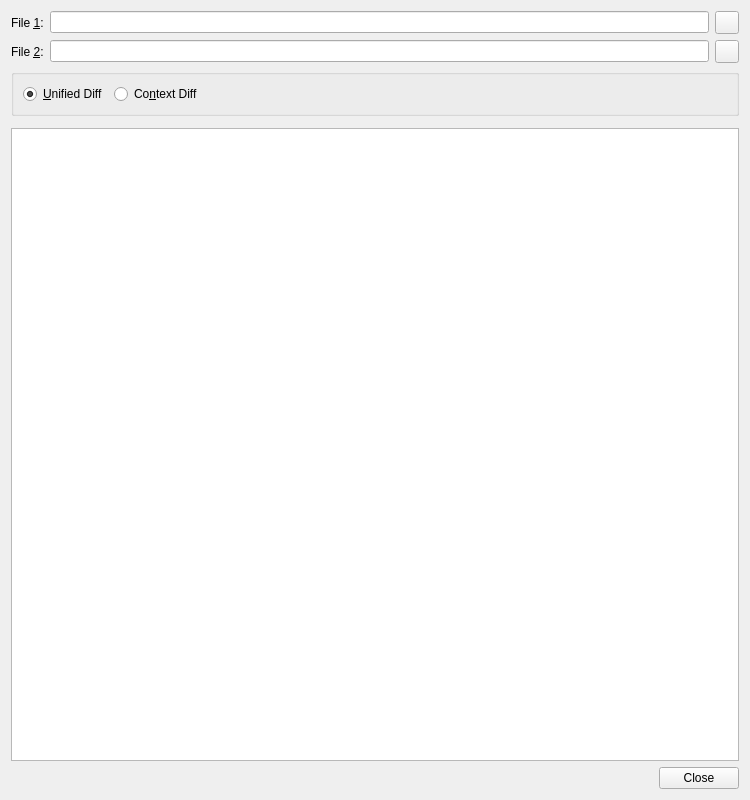
Old version of the form UI/DiffDialog.ui in the repository testmana2/test.
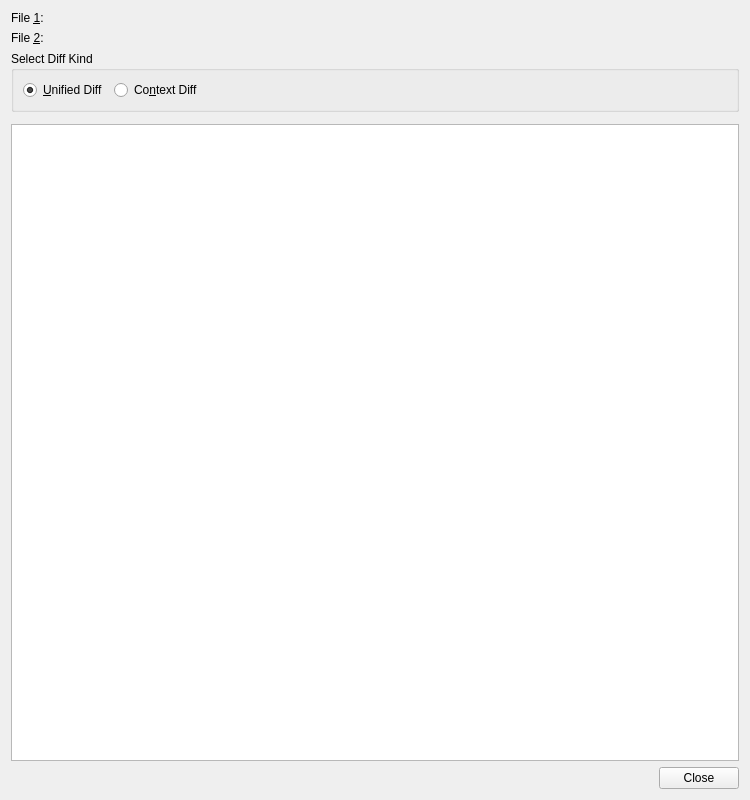
New version of the form. Custom widgets are drawn as their Qt base class.

Commit message: Modified more dialogs to use the path picker widgets.

```diff
--- a/UI/DiffDialog.ui
+++ b/UI/DiffDialog.ui
@@ -13,67 +13,71 @@
   <property name="windowTitle">
    <string>File Differences</string>
   </property>
-  <layout class="QVBoxLayout">
+  <layout class="QVBoxLayout" name="verticalLayout">
    <item>
-    <layout class="QHBoxLayout">
+    <layout class="QHBoxLayout" name="horizontalLayout_2">
      <item>
       <widget class="QLabel" name="textLabel1">
        <property name="text">
         <string>File &amp;1:</string>
        </property>
        <property name="buddy">
-        <cstring>file1Edit</cstring>
+        <cstring>file1Picker</cstring>
        </property>
       </widget>
      </item>
      <item>
-      <widget class="QLineEdit" name="file1Edit">
+      <widget class="E5PathPicker" name="file1Picker" native="true">
+       <property name="sizePolicy">
+        <sizepolicy hsizetype="Expanding" vsizetype="Preferred">
+         <horstretch>0</horstretch>
+         <verstretch>0</verstretch>
+        </sizepolicy>
+       </property>
+       <property name="focusPolicy">
+        <enum>Qt::StrongFocus</enum>
+       </property>
        <property name="toolTip">
         <string>Enter the name of the first file</string>
        </property>
       </widget>
      </item>
-     <item>
-      <widget class="QToolButton" name="file1Button">
-       <property name="toolTip">
-        <string>Press to select the file via a file selection dialog</string>
-       </property>
-      </widget>
-     </item>
     </layout>
    </item>
    <item>
-    <layout class="QHBoxLayout">
+    <layout class="QHBoxLayout" name="horizontalLayout">
      <item>
       <widget class="QLabel" name="textLabel2">
        <property name="text">
         <string>File &amp;2:</string>
        </property>
        <property name="buddy">
-        <cstring>file1Edit</cstring>
+        <cstring>file2Picker</cstring>
        </property>
       </widget>
      </item>
      <item>
-      <widget class="QLineEdit" name="file2Edit">
+      <widget class="E5PathPicker" name="file2Picker" native="true">
+       <property name="sizePolicy">
+        <sizepolicy hsizetype="Expanding" vsizetype="Preferred">
+         <horstretch>0</horstretch>
+         <verstretch>0</verstretch>
+        </sizepolicy>
+       </property>
+       <property name="focusPolicy">
+        <enum>Qt::StrongFocus</enum>
+       </property>
        <property name="toolTip">
         <string>Enter the name of the second file</string>
        </property>
       </widget>
      </item>
-     <item>
-      <widget class="QToolButton" name="file2Button">
-       <property name="toolTip">
-        <string>Press to select the file via a file selection dialog</string>
-       </property>
-      </widget>
-     </item>
     </layout>
    </item>
    <item>
     <widget class="QGroupBox" name="diffFormatGroup">
      <property name="title">
-      <string/>
+      <string>Select Diff Kind</string>
      </property>
      <layout class="QHBoxLayout">
       <item>
@@ -160,6 +164,12 @@
   </layout>
  </widget>
  <customwidgets>
+  <customwidget>
+   <class>E5PathPicker</class>
+   <extends>QWidget</extends>
+   <header>E5Gui/E5PathPicker.h</header>
+   <container>1</container>
+  </customwidget>
   <customwidget>
    <class>E5TextEditSearchWidget</class>
    <extends>QWidget</extends>
```
Left out of the diff: 8 changed lines with no effect on the pictures. The commit also changes 14 other files.
